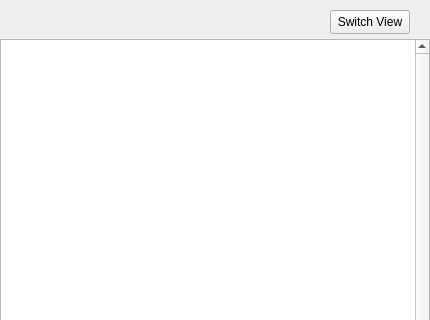
Qt form mainwindow.ui (duchaso/contact_list_viewer) before a commit; both pictures show x 0 to 430 and y 0 to 320 of the 430 by 600 pixel window.
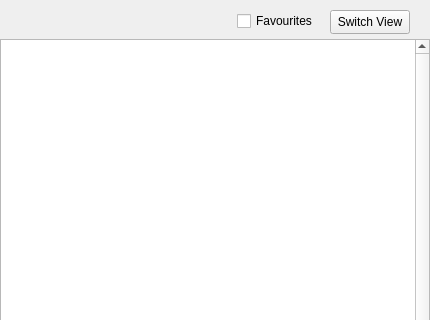
The same form after that commit.

Commit message:
Implemented favourites
Checkbox favourites
Swap function for cells
Show favourites for list view
Started implement showing favourites for grid view

Diff of the .ui file:
```diff
--- a/mainwindow.ui
+++ b/mainwindow.ui
@@ -126,6 +126,19 @@
      <string>Switch View</string>
     </property>
    </widget>
+   <widget class="QCheckBox" name="checkBox">
+    <property name="geometry">
+     <rect>
+      <x>237</x>
+      <y>10</y>
+      <width>81</width>
+      <height>22</height>
+     </rect>
+    </property>
+    <property name="text">
+     <string>Favourites</string>
+    </property>
+   </widget>
   </widget>
   <widget class="QMenuBar" name="menubar">
    <property name="geometry">
```
Left out of the diff: 5 changed lines with no effect on the pictures. The commit also changes 5 other files.
